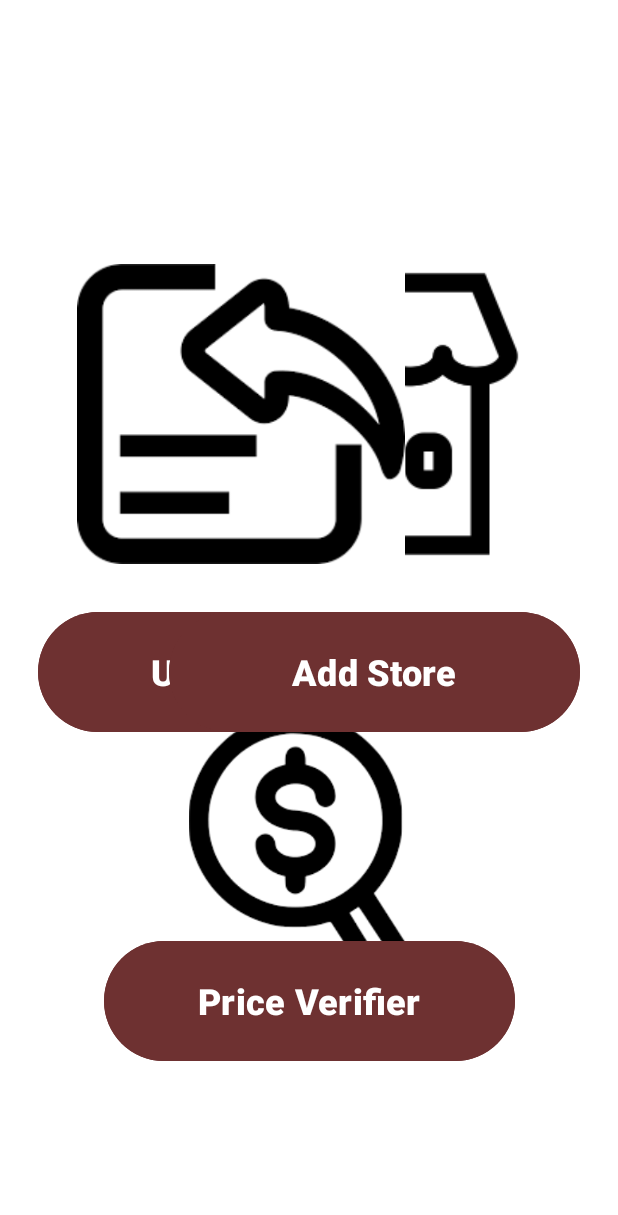
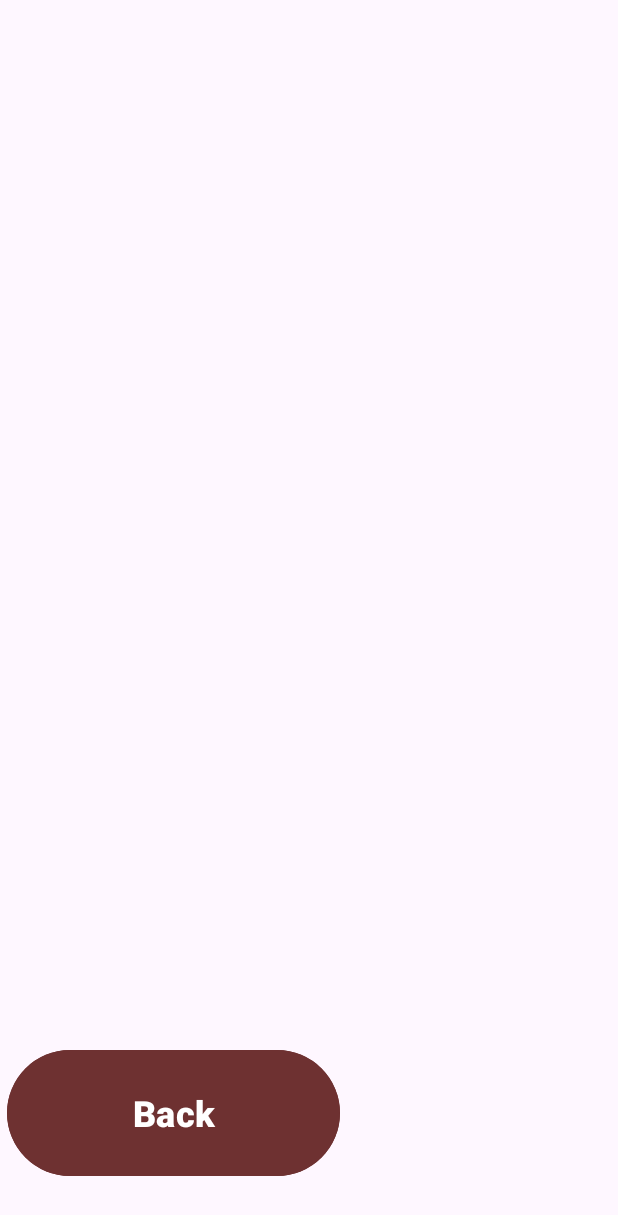
Before and after one commit to OJTBCS/PriceVerifier4, an Android app: the screen it shows after launch (MainActivity before the commit, AddStoreActivity after it), after a tap on "Upload File", on a phone screen of 412 x 824 dp. Shown: the top 1215 px of the screen. Run offline under Robolectric (Android 15) with nearby library versions, the phone set to English and light mode, and no system bars.

Commit message:
add some buttons

```diff
--- a/app/src/main/AndroidManifest.xml
+++ b/app/src/main/AndroidManifest.xml
@@ -22,6 +22,8 @@
             </intent-filter>
         </activity>
         <activity android:name=".ImportActivity"/>
+        <activity android:name=".PriceVerifyActivity"/>
+        <activity android:name=".AddStoreActivity"/>
     </application>
 
 </manifest>
--- /dev/null
+++ b/app/src/main/java/com/example/priceverifier/AddStoreActivity.java
@@ -0,0 +1,26 @@
+package com.example.priceverifier;
+
+import android.os.Bundle;
+import android.view.View;
+import android.widget.Button;
+
+import androidx.appcompat.app.AppCompatActivity;
+
+public class AddStoreActivity extends AppCompatActivity {
+    @Override
+    protected void onCreate(Bundle savedInstanceState) {
+        super.onCreate(savedInstanceState);
+        setContentView(R.layout.activity_addstore);
+
+        Button backButton = findViewById(R.id.backButton);
+
+        // Set click listener for the back button
+        backButton.setOnClickListener(new View.OnClickListener() {
+            @Override
+            public void onClick(View v) {
+                // Finish the current activity and go back
+                finish();
+            }
+        });
+    }
+}
--- a/app/src/main/java/com/example/priceverifier/MainActivity.java
+++ b/app/src/main/java/com/example/priceverifier/MainActivity.java
@@ -14,6 +14,9 @@ public class MainActivity extends AppCompatActivity {
         super.onCreate(savedInstanceState);
         setContentView(R.layout.activity_main);
 
+
+        Button btnAddStore = findViewById(R.id.addStoreButton);
+        Button btnPriceVerify = findViewById(R.id.priceVerifierButton);
         Button btnImport = findViewById(R.id.importFileButton);
         btnImport.setOnClickListener(new View.OnClickListener() {
             @Override
@@ -22,6 +25,22 @@ public class MainActivity extends AppCompatActivity {
                 startActivity(intent);
             }
         });
+
+        btnPriceVerify.setOnClickListener(new View.OnClickListener() {
+            @Override
+            public void onClick(View v) {
+                Intent intent = new Intent(MainActivity.this, PriceVerifyActivity.class);
+                startActivity(intent);
+            }
+        });
+        btnAddStore.setOnClickListener(new View.OnClickListener() {
+            @Override
+            public void onClick(View v) {
+                Intent intent = new Intent(MainActivity.this, AddStoreActivity.class);
+                startActivity(intent);
+            }
+        });
+
     }
 
 }
--- /dev/null
+++ b/app/src/main/res/layout/activity_addstore.xml
@@ -0,0 +1,22 @@
+<?xml version="1.0" encoding="utf-8"?>
+<androidx.constraintlayout.widget.ConstraintLayout xmlns:android="http://schemas.android.com/apk/res/android"
+    xmlns:app="http://schemas.android.com/apk/res-auto"
+    xmlns:tools="http://schemas.android.com/tools"
+    android:layout_width="match_parent"
+    android:layout_height="match_parent">
+
+    <Button
+        android:id="@+id/backButton"
+        android:layout_width="222dp"
+        android:layout_height="92dp"
+        android:layout_marginTop="696dp"
+        android:backgroundTint="#6E3131"
+        android:fontFamily="sans-serif-black"
+        android:text="Back"
+        android:textSize="24sp"
+        app:layout_constraintEnd_toEndOf="parent"
+        app:layout_constraintHorizontal_bias="0.026"
+        app:layout_constraintStart_toStartOf="parent"
+        app:layout_constraintTop_toTopOf="parent" />
+
+</androidx.constraintlayout.widget.ConstraintLayout>
--- a/app/src/main/res/layout/activity_main.xml
+++ b/app/src/main/res/layout/activity_main.xml
@@ -21,6 +21,7 @@
         android:id="@+id/priceVerifierButton"
         android:layout_width="274dp"
         android:layout_height="88dp"
+        android:layout_marginTop="12dp"
         android:backgroundTint="#6E3131"
         android:fontFamily="sans-serif-black"
         android:text="Price Verifier"
@@ -28,8 +29,8 @@
         app:layout_constraintBottom_toBottomOf="parent"
         app:layout_constraintEnd_toEndOf="parent"
         app:layout_constraintStart_toStartOf="parent"
-        app:layout_constraintTop_toTopOf="parent"
-        app:layout_constraintVertical_bias="0.847" />
+        app:layout_constraintTop_toBottomOf="@+id/imageView3"
+        app:layout_constraintVertical_bias="0.0" />
 
     <ImageView
         android:id="@+id/imageView"
@@ -58,7 +59,7 @@
         app:layout_constraintTop_toTopOf="parent" />
 
     <Button
-        android:id="@+id/configurationButton"
+        android:id="@+id/addStoreButton"
         android:layout_width="274dp"
         android:layout_height="88dp"
         android:layout_marginTop="404dp"
```
Also changed, not shown: app/src/main/java/com/example/priceverifier/PriceVerifyActivity.java (added, +26 -0 lines), app/src/main/res/layout/activity_priceverify.xml (added, +22 -0 lines).
